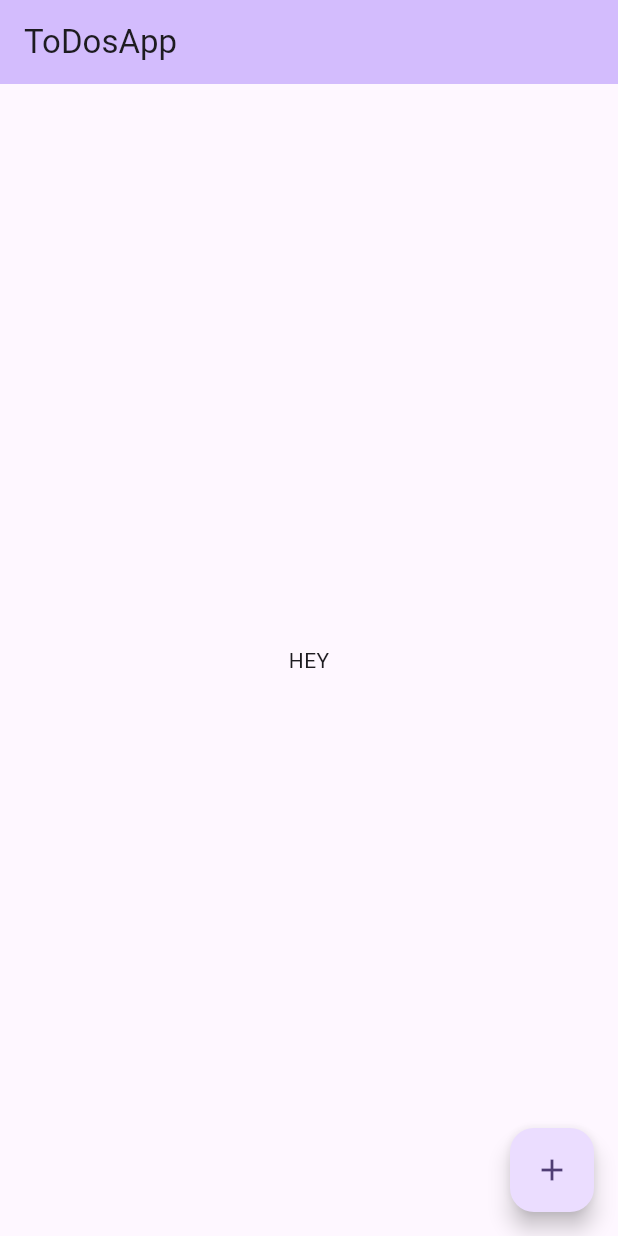
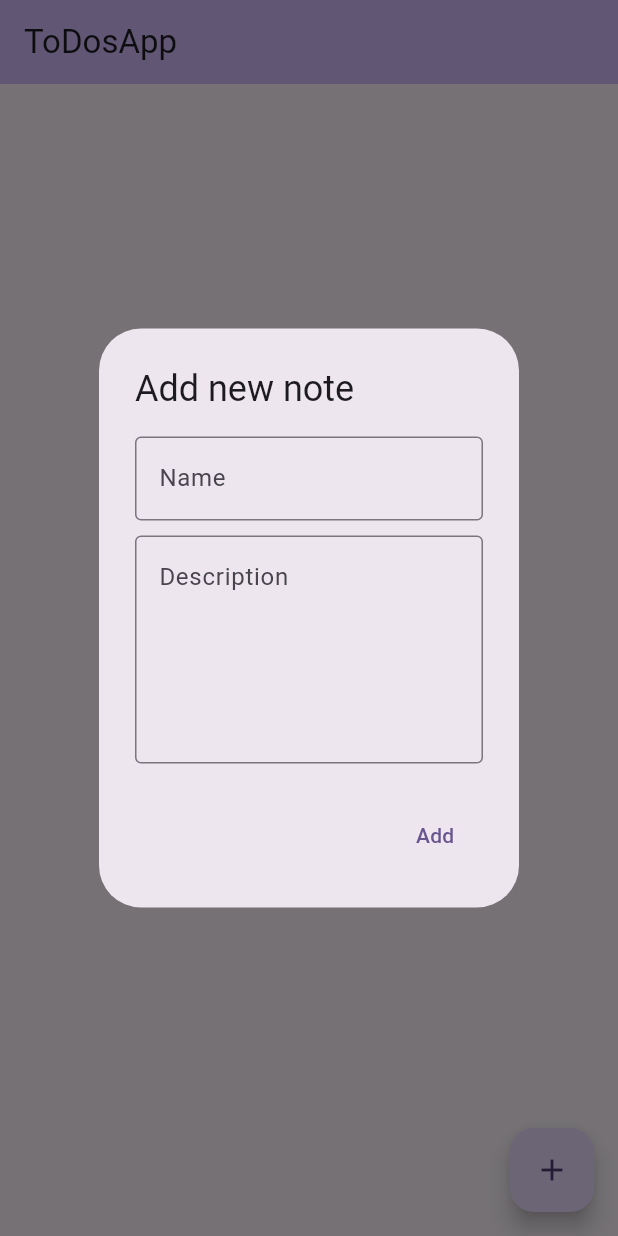
Before and after one commit to Vadymkon/todo_bloc_dio_hive_flutter, a Flutter app: the screen it shows after launch, after a tap on the "add" icon, on a phone screen of 412 x 824 dp. Run offline on Flutter 3.47's test engine with Material 2 defaults, Android fonts, the phone set to English and light mode, and no system bars; our stand-ins replace bloc, flutter_bloc; missing offline and left inert: crypt.

Commit message:
Working 4 main events.

```diff
--- a/lib/main.dart
+++ b/lib/main.dart
@@ -1,4 +1,6 @@
 import 'package:flutter/material.dart';
+import 'package:flutter_bloc/flutter_bloc.dart';
+import 'package:todo_bloc_dio_hive_flutter/notes_bloc/note_bloc.dart';
 
 import 'main_screen.dart';
 
@@ -8,9 +10,19 @@ void main() {
 
 class MyApp extends StatelessWidget {
   const MyApp({super.key});
+
   @override
   Widget build(BuildContext context) {
-    return MaterialApp(
+    return MultiBlocProvider(
+      providers: [
+        BlocProvider(
+          create: (context) => NoteBloc(),
+        ),
+        // BlocProvider(
+        //   create: (context) => SubjectBloc(),
+        // ),
+      ],
+      child: MaterialApp(
         debugShowCheckedModeBanner: false,
         title: 'TestTask',
         theme: ThemeData(
@@ -18,6 +30,7 @@ class MyApp extends StatelessWidget {
           useMaterial3: true,
         ),
         home: const MyHomePage(),
+      ),
     );
   }
 }
--- a/lib/main_screen.dart
+++ b/lib/main_screen.dart
@@ -1,29 +1,74 @@
 import 'package:flutter/material.dart';
+import 'package:flutter/rendering.dart';
+import 'package:flutter_bloc/flutter_bloc.dart';
+import 'package:todo_bloc_dio_hive_flutter/notes_bloc/note_bloc.dart';
+import 'package:todo_bloc_dio_hive_flutter/popup_menus/add_note.dart';
+import 'package:todo_bloc_dio_hive_flutter/popup_menus/change_category_menu.dart';
 
 class MyHomePage extends StatelessWidget {
-  const MyHomePage({Key? key}) : super (key:key);
-
-  final int _counter = 0;
+  const MyHomePage({Key? key}) : super (key: key);
 
   @override
   Widget build(BuildContext context) {
+    final notes = context.select((NoteBloc nbloc) => nbloc.state.notes);
 
     return Scaffold(
       appBar: AppBar(
-        backgroundColor: Theme.of(context).colorScheme.inversePrimary,
+        backgroundColor: Theme
+            .of(context)
+            .colorScheme
+            .inversePrimary,
         title: const Text("ToDosApp"),
       ),
-      body: const Center(
+      body: Center(
         child: Column(
-          mainAxisAlignment: MainAxisAlignment.center,
-          children: <Widget>[
-            Text("HEY"),
+          children: [
+
+            Container(
+              constraints: BoxConstraints(maxHeight: 420),
+              child: BlocBuilder<NoteBloc, NoteState>(
+                builder: (context, state) {
+                  return ListView.builder(
+                    itemCount: notes.length,
+                    itemBuilder: (context, index) {
+                      return ListTile(
+                        onTap: () {changeReadyState(context, notes[index].category,notes[index].id);},
+                        shape: RoundedRectangleBorder(
+                          side: BorderSide(color: Colors.black, width: 0.5),
+                          borderRadius: BorderRadius.circular(15),
+                        ),
+                        leading: IconButton(
+                          onPressed: () {
+                            BlocProvider.of<NoteBloc>(context).add(NoteRemoveEvent(notes[index].id));
+                          },
+                          icon: Icon(Icons.delete),
+                        ),
+                        title: Text(notes[index].name),
+                        subtitle: Text(notes[index].descr),
+                        trailing: ConstrainedBox(
+                          constraints: const BoxConstraints(maxWidth: 100),
+                          child: Checkbox(
+                            checkColor: Colors.green,
+                            value: notes[index].ready,
+                            onChanged: (bool? value) {
+                              BlocProvider.of<NoteBloc>(context).add(NoteReadyChangeEvent(notes[index].id, value!));
+                            },
+                          )//Text(notes[index].category),
+                        ),
+                      );
+                    },
+                  );
+                },
+              ),
+            ),
           ],
         ),
       ),
       floatingActionButton: FloatingActionButton(
-        onPressed: () {},
-        tooltip: 'Increment',
+        onPressed: () {
+          addNoteMenu(context);
+        },
+        tooltip: 'Add new element',
         child: const Icon(Icons.add),
       ),
     );
--- /dev/null
+++ b/lib/note_class/note_class.dart
@@ -0,0 +1,15 @@
+class Note {
+  final String name;
+  final String descr;
+  final String id;
+  late bool ready;
+  late String category;
+
+  Note({
+    required this.name,
+    required this.descr,
+    required this.id,
+    this.ready = false,
+    this.category = ""
+  });
+}
--- /dev/null
+++ b/lib/notes_bloc/note_bloc.dart
@@ -0,0 +1,59 @@
+
+import 'package:bloc/bloc.dart';
+import 'package:crypt/crypt.dart';
+import 'package:flutter/cupertino.dart';
+
+import '../note_class/note_class.dart';
+
+part 'note_event.dart';
+part 'note_state.dart';
+
+class NoteBloc extends Bloc<NoteEvent, NoteState> {
+  NoteBloc() : super(NoteState()) {
+    on<NoteAddEvent>(_onAddNote);
+    on<NoteRemoveEvent>(_onRemoveNote);
+    on<NoteReadyChangeEvent>(_onChangeReadyNote);
+    on<NoteCategoryChangeEvent>(_onChangeCategoryNote);
+    // on<NoteFilteredEvent>(_onFilteredNote);
+  }
+
+  _onAddNote(NoteAddEvent event, Emitter<NoteState>emit) {
+    if (event.name.trim().isEmpty) return; // do not add new note if name is empty
+    //add new note
+    List<Note> notes = [];
+    notes.addAll(state.notes);//make a copy of list for adding
+    notes.add(Note( //add a new element
+        name: event.name,
+        descr: event.descr,
+        id: Crypt.sha512(event.name).toString().substring(0,6) )); //get unic ID
+    emit(NoteState(notes: notes)); //new list is on
+  }
+
+  _onRemoveNote(NoteRemoveEvent event, Emitter<NoteState>emit) {
+    List<Note> notes = [];
+    notes.addAll(state.notes);//make a copy of list for adding
+    notes.removeWhere((element) => element.id == event.id); //remove note by id
+    emit(NoteState(notes: notes));
+  }
+
+  _onChangeReadyNote(NoteReadyChangeEvent event, Emitter<NoteState>emit) {
+    int index = state.notes.indexWhere((element) => element.id == event.id); //get index of element
+    if (index == -1) return; //safety
+    List<Note> notes = [];
+    notes.addAll(state.notes);//make a copy of list for adding
+    notes[index].ready = event.ready; // change ready-state
+    emit(NoteState(notes: notes));
+  }
+
+  _onChangeCategoryNote(NoteCategoryChangeEvent event, Emitter<NoteState>emit) {
+    int index = state.notes.indexWhere((element) => element.id == event.id); //index with same if
+    if (index == -1) return; //safety
+
+    List<Note> notes = [];
+    notes.addAll(state.notes);//make a copy of list for adding
+    notes[index].category = event.category; //change
+    emit(NoteState(notes: notes));
+  }
+
+  // _onFilteredNote(NoteFilteredEvent event, Emitter<NoteState>emit) {}
+}
--- /dev/null
+++ b/lib/notes_bloc/note_event.dart
@@ -0,0 +1,38 @@
+
+part of 'note_bloc.dart';
+
+@immutable
+abstract class NoteEvent {}
+
+class NoteAddEvent extends NoteEvent {
+  final String name;
+  final String descr;
+
+  NoteAddEvent(this.name, this.descr);
+}
+
+class NoteRemoveEvent extends NoteEvent {
+  final String id;
+
+  NoteRemoveEvent(this.id);
+}
+
+class NoteCategoryChangeEvent extends NoteEvent {
+  final String id;
+  final String category;
+
+  NoteCategoryChangeEvent(this.id, this.category);
+}
+class NoteReadyChangeEvent extends NoteEvent {
+  final String id;
+  final bool ready;
+
+  NoteReadyChangeEvent(this.id, this.ready);
+}
+
+// class NoteFilteredEvent extends NoteEvent {
+//   final String? category;
+//   final bool? ready;
+//
+//   NoteFilteredEvent(this.category, this.ready);
+// }
--- /dev/null
+++ b/lib/notes_bloc/note_state.dart
@@ -0,0 +1,8 @@
+part of 'note_bloc.dart';
+
+@immutable
+class NoteState {
+  final List<Note> notes;
+
+  const NoteState({this.notes = const[]});
+}
--- /dev/null
+++ b/lib/popup_menus/add_note.dart
@@ -0,0 +1,60 @@
+import 'package:flutter/material.dart';
+import 'package:flutter_bloc/flutter_bloc.dart';
+
+import '../notes_bloc/note_bloc.dart';
+
+Future<void> addNoteMenu(BuildContext context) async {
+  TextEditingController nameCont = TextEditingController();
+  TextEditingController descrCont = TextEditingController();
+
+  return showDialog<void>(
+    context: context,
+    barrierDismissible: false, // user must tap button!
+    builder: (BuildContext context) {
+      return AlertDialog(
+        title: const Text('Add new note'),
+        content: SingleChildScrollView(
+          child: ListBody(
+            children: <Widget>[
+              //menu adding
+              Column(
+                children: [
+                  TextField(
+                    decoration: const InputDecoration(
+                      fillColor: Colors.white,
+                      border: OutlineInputBorder(),
+                      hintText: 'Name',
+                    ),
+                    controller: nameCont,
+                  ),
+                  Container(height: 10,),
+                  TextField(
+                    decoration: const InputDecoration(
+                      fillColor: Colors.white,
+                      border: OutlineInputBorder(),
+                      hintText: 'Description',
+                    ),
+                    keyboardType: TextInputType.multiline,
+                    maxLines: 5,
+                    controller: descrCont,
+                  ),
+
+                ],
+              ),
+            ],
+          ),
+        ),
+        actions: <Widget>[
+          TextButton(
+            child: const Text('Add'),
+            onPressed: () {
+              BlocProvider.of<NoteBloc>(context).add(
+                  NoteAddEvent( nameCont.text, descrCont.text));
+              Navigator.of(context).pop();
+            },
+          ),
+        ],
+      );
+    },
+  );
+}
--- a/pubspec.yaml
+++ b/pubspec.yaml
@@ -30,6 +30,11 @@ environment:
 dependencies:
   flutter:
     sdk: flutter
+  flutter_bloc: ^8.1.4
+  hive: ^2.2.3 #data_saver
+  dio: ^5.4.1 #http_client
+  crypt: ^4.3.1 #for id in notes
+
 
 
   # The following adds the Cupertino Icons font to your application.
```
Also changed, not shown: lib/categories_list.dart (added, +9 -0 lines), lib/popup_menus/change_category_menu.dart (added, +42 -0 lines), lib/note_class/note_hive.dart (added), pubspec.lock. Lines whose indentation alone changed are shown as unchanged.
